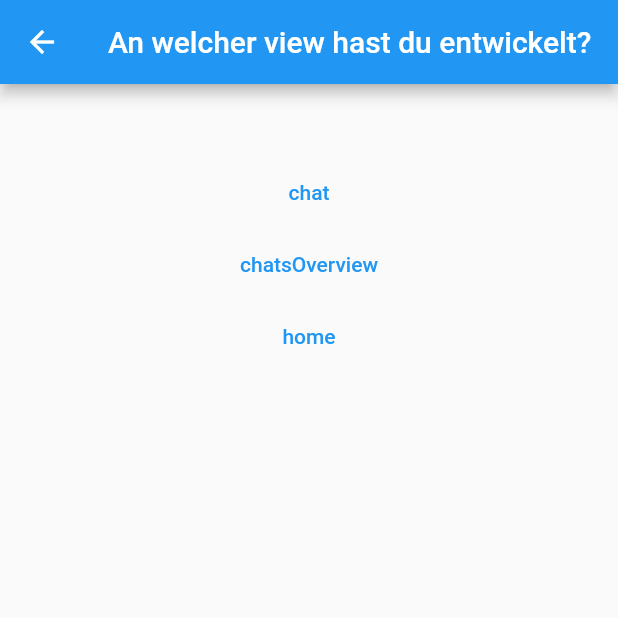
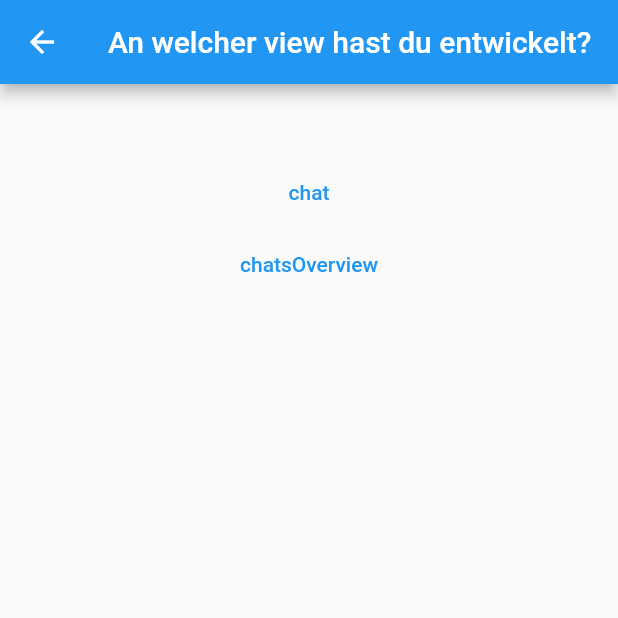
Before and after one commit to App-Entwicklung/frontend, a Flutter app: the DevView screen opened directly, on a phone screen of 412 x 824 dp, the top half of it. Run offline on Flutter 3.47's test engine with Material 2 defaults, Android fonts, the phone set to English and light mode, and no system bars; our stand-ins replace google_nav_bar, line_icons; missing offline and left inert: flutter_web3, web3dart; network calls fail.

Commit message:
removed unused route

```diff
--- a/lib/views/dev_view.dart
+++ b/lib/views/dev_view.dart
@@ -1,4 +1,6 @@
 import 'package:flutter/material.dart';
+import 'package:frontend/classes/meta_mask_provider.dart';
+import 'package:provider/provider.dart';
 
 class DevView extends StatefulWidget {
   const DevView({Key? key}) : super(key: key);
@@ -8,8 +10,7 @@ class DevView extends StatefulWidget {
 }
 
 class _DevViewState extends State<DevView> {
-  final views = ['/', '/chat', '/chatsOverview', '/home'];
-
+  final views = ['/', '/chat', '/chatsOverview'];
   @override
   Widget build(BuildContext context) {
     return Scaffold(
```
